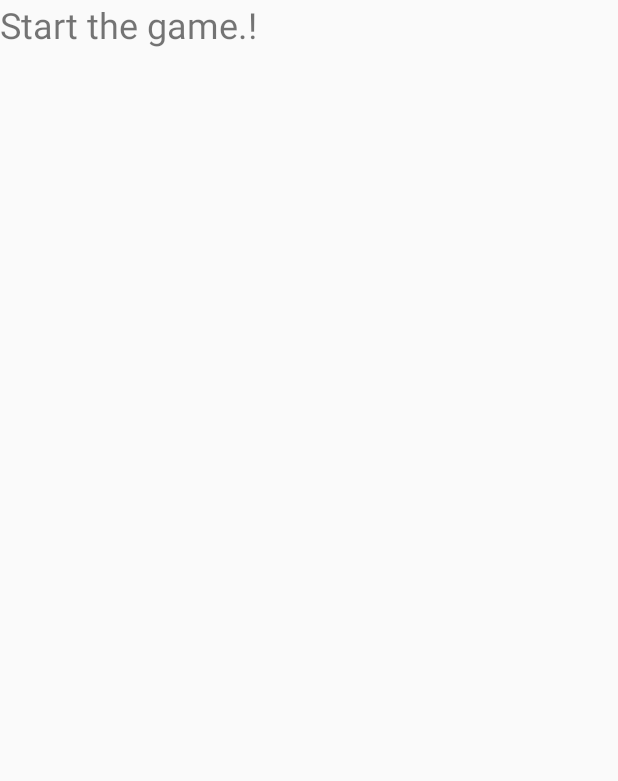
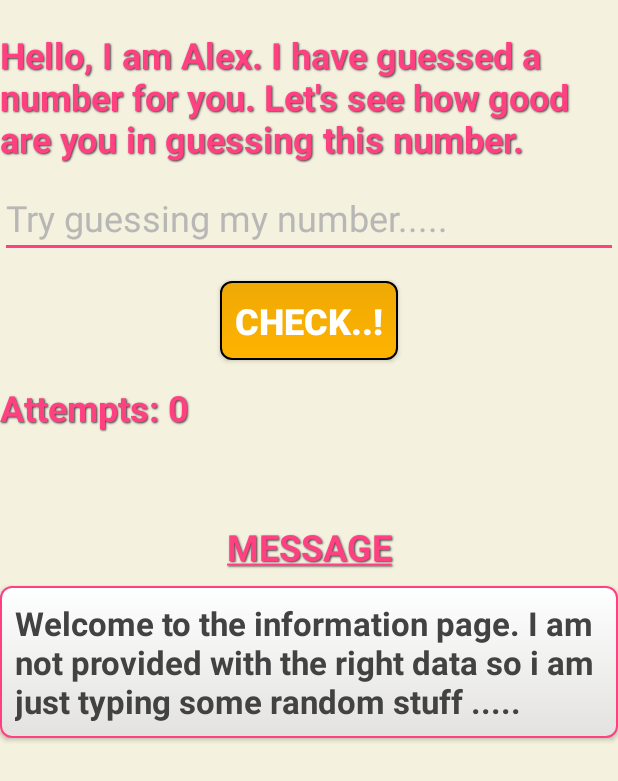
Before and after one commit to JuzerTaher/TheGuessGame, an Android app: the Start screen opened directly, with no data from a screen before it, on a phone screen of 412 x 824 dp. Shown: the top 781 px of the screen. Run offline under Robolectric (Android 15) with nearby library versions, the phone set to English and light mode, and no system bars.

Commit message:
Done with basic model for start button.

```diff
--- a/app/src/main/java/com/example/juzer/dashboard/Start.java
+++ b/app/src/main/java/com/example/juzer/dashboard/Start.java
@@ -1,13 +1,39 @@
 package com.example.juzer.dashboard;
 
+import android.graphics.Paint;
 import android.support.v7.app.AppCompatActivity;
 import android.os.Bundle;
+import android.view.View;
+import android.widget.Button;
+import android.widget.EditText;
+import android.widget.TextView;
 
-public class Start extends AppCompatActivity {
+public class Start extends AppCompatActivity implements View.OnClickListener {
+
+    EditText edtGuess;
+    Button btnCheck;
+    TextView txtMsg;
+    TextView txtAttempt;
+    int counter=0;
 
     @Override
     protected void onCreate(Bundle savedInstanceState) {
         super.onCreate(savedInstanceState);
         setContentView(R.layout.activity_start);
+
+        edtGuess=(EditText) findViewById(R.id.edtGuess);
+        btnCheck=(Button) findViewById(R.id.btnCheck);
+        txtMsg=(TextView) findViewById(R.id.txtMsg);
+        txtAttempt=(TextView) findViewById(R.id.txtAttempt);
+
+        txtMsg.setPaintFlags(txtMsg.getPaintFlags()| Paint.UNDERLINE_TEXT_FLAG);
+        btnCheck.setOnClickListener(Start.this);
     }
+
+    @Override
+    public void onClick(View view) {
+        counter=counter+1;
+        txtAttempt.setText("Attempts: "+counter);
+
+        }
 }
--- /dev/null
+++ b/app/src/main/res/drawable/message_box.xml
@@ -0,0 +1,37 @@
+<?xml version="1.0" encoding="UTF-8"?>
+<selector xmlns:android="http://schemas.android.com/apk/res/android">
+    <item android:state_pressed="true" >
+        <shape>
+            <solid
+                android:color="#feffff" />
+            <stroke
+                android:width="1dp"
+                android:color="@color/colorAccent" />
+            <corners
+                android:radius="7dp" />
+            <padding
+                android:left="10dp"
+                android:top="10dp"
+                android:right="10dp"
+                android:bottom="10dp" />
+        </shape>
+    </item>
+    <item>
+        <shape>
+            <gradient
+                android:startColor="#feffff"
+                android:endColor="#e3e2e0"
+                android:angle="270" />
+            <stroke
+                android:width="1dp"
+                android:color="@color/colorAccent" />
+            <corners
+                android:radius="7dp" />
+            <padding
+                android:left="10dp"
+                android:top="10dp"
+                android:right="10dp"
+                android:bottom="10dp" />
+        </shape>
+    </item>
+</selector>
--- a/app/src/main/res/layout/activity_about.xml
+++ b/app/src/main/res/layout/activity_about.xml
@@ -28,10 +28,14 @@
                     android:layout_marginRight="40dp"
                     android:layout_marginTop="20dp"
                     android:background="@drawable/button_pressed"
-                    android:elevation="10dp"
+                    android:elevation="3dp"
                     android:text="This is where you will find the information for your app. Folow the instructions properly."
                     android:textColor="@color/white"
                     android:textSize="24dp"
+                    android:shadowColor="@color/cardview_dark_background"
+                    android:shadowRadius="3"
+                    android:shadowDx="3"
+                    android:shadowDy="3"
                     android:textStyle="bold" />
 
                 <android.support.v4.widget.Space
@@ -45,10 +49,14 @@
                     android:layout_marginRight="10dp"
                     android:layout_marginTop="20dp"
                     android:background="@drawable/button_pressed"
-                    android:elevation="10dp"
+                    android:elevation="3dp"
                     android:text="Welcome to the information page. I am not provided with the right data so i am just typing some random stuff ....."
                     android:textColor="@color/white"
                     android:textSize="24dp"
+                    android:shadowColor="@color/cardview_dark_background"
+                    android:shadowRadius="3"
+                    android:shadowDx="3"
+                    android:shadowDy="3"
                     android:textStyle="bold" />
 
                 <android.support.v4.widget.Space
@@ -62,10 +70,14 @@
                     android:layout_marginRight="40dp"
                     android:layout_marginTop="20dp"
                     android:background="@drawable/button_pressed"
-                    android:elevation="10dp"
+                    android:elevation="3dp"
                     android:text="This is where you will find the information for your app. Folow the instructions properly."
                     android:textColor="@color/white"
                     android:textSize="24dp"
+                    android:shadowColor="@color/cardview_dark_background"
+                    android:shadowRadius="3"
+                    android:shadowDx="3"
+                    android:shadowDy="3"
                     android:textStyle="bold" />
 
                 <android.support.v4.widget.Space
@@ -79,11 +91,15 @@
                     android:layout_marginRight="10dp"
                     android:layout_marginTop="20dp"
                     android:background="@drawable/button_pressed"
-                    android:elevation="10dp"
+                    android:elevation="3dp"
                     android:text="Welcome to the information page. I am not provided with the right data so i am just typing some random stuff ....."
                     android:textColor="@color/white"
                     android:textSize="24dp"
-                    android:textStyle="bold" />
+                    android:textStyle="bold"
+                    android:shadowColor="@color/cardview_dark_background"
+                    android:shadowRadius="3"
+                    android:shadowDx="3"
+                    android:shadowDy="3"/>
 
                 <android.support.v4.widget.Space
                     android:layout_width="match_parent"
@@ -104,6 +120,10 @@
                         android:text="BACK"
                         android:textSize="24dp"
                         android:textStyle="bold"
+                        android:shadowColor="@color/cardview_dark_background"
+                        android:shadowRadius="3"
+                        android:shadowDx="3"
+                        android:shadowDy="3"
                         android:textColor="@color/white"
                         android:background="@drawable/about_text1"/>
 
@@ -115,6 +135,10 @@
                         android:id="@+id/btnProceed"
                         android:elevation="5dp"
                         android:text="PROCEED "
+                        android:shadowColor="@color/cardview_dark_background"
+                        android:shadowRadius="3"
+                        android:shadowDx="3"
+                        android:shadowDy="3"
                         android:textColor="@color/white"
                         android:textSize="24dp"
                         android:background="@drawable/about_text3"
--- a/app/src/main/res/layout/activity_start.xml
+++ b/app/src/main/res/layout/activity_start.xml
@@ -1,15 +1,121 @@
 <?xml version="1.0" encoding="utf-8"?>
-<android.support.constraint.ConstraintLayout xmlns:android="http://schemas.android.com/apk/res/android"
+<RelativeLayout xmlns:android="http://schemas.android.com/apk/res/android"
     xmlns:app="http://schemas.android.com/apk/res-auto"
     xmlns:tools="http://schemas.android.com/tools"
     android:layout_width="match_parent"
     android:layout_height="match_parent"
+    android:background="@color/colorBackground"
     tools:context=".Start">
 
-    <TextView
-        android:layout_width="wrap_content"
-        android:layout_height="wrap_content"
-        android:text="Start the game.!"
-        android:textSize="24dp"/>
+    <LinearLayout
+        android:layout_width="match_parent"
+        android:layout_height="match_parent"
+        android:orientation="vertical">
 
-</android.support.constraint.ConstraintLayout>
+        <android.support.v4.widget.Space
+            android:layout_width="match_parent"
+            android:layout_height="20dp" />
+
+        <TextView
+            android:layout_width="match_parent"
+            android:layout_height="wrap_content"
+            android:text="Hello, I am Alex. I have guessed a number for you. Let's see how good are you in guessing this number."
+            android:textColor="@color/colorAccent"
+            android:textSize="24dp"
+            android:textStyle="bold"
+            android:shadowColor="@color/cardview_dark_background"
+            android:shadowRadius="1"
+            android:shadowDx="1"
+            android:shadowDy="1"
+            />
+
+        <android.support.v4.widget.Space
+            android:layout_width="match_parent"
+            android:layout_height="10dp" />
+
+        <EditText
+            android:id="@+id/edtGuess"
+            android:layout_width="match_parent"
+            android:layout_height="wrap_content"
+            android:ems="10"
+            android:textSize="24dp"
+            android:hint="Try guessing my number....."
+            android:inputType="numberSigned"
+            android:textColorHighlight="@color/colorPrimary"
+            android:textColorHint="#FFB8B7B6"
+            android:textStyle="normal" />
+
+        <android.support.v4.widget.Space
+            android:layout_width="match_parent"
+            android:layout_height="10dp" />
+
+        <Button
+            android:layout_width="wrap_content"
+            android:layout_height="wrap_content"
+            android:layout_margin="5dp"
+            android:id="@+id/btnCheck"
+            android:elevation="10dp"
+            android:text="CHECK..!"
+            android:textSize="24dp"
+            android:textStyle="bold"
+            android:layout_gravity="center"
+            android:textColor="@color/white"
+            android:background="@drawable/about_text3"/>
+
+        <android.support.v4.widget.Space
+            android:layout_width="match_parent"
+            android:layout_height="10dp" />
+
+
+        <TextView
+            android:id="@+id/txtAttempt"
+            android:layout_width="match_parent"
+            android:layout_height="wrap_content"
+            android:text="Attempts: 0"
+            android:textColor="@color/colorAccent"
+            android:textSize="24dp"
+            android:textStyle="bold"
+            android:shadowColor="@color/cardview_dark_background"
+            android:shadowRadius="1"
+            android:shadowDx="1"
+            android:shadowDy="1"
+            />
+
+        <android.support.v4.widget.Space
+            android:layout_width="match_parent"
+            android:layout_height="60dp" />
+
+        <TextView
+            android:layout_width="match_parent"
+            android:layout_height="wrap_content"
+            android:text="MESSAGE"
+            android:id="@+id/txtMsg"
+            android:gravity="center"
+            android:textColor="@color/colorAccent"
+            android:textSize="24dp"
+            android:textStyle="bold"
+            android:shadowColor="@color/cardview_dark_background"
+            android:shadowRadius="1"
+            android:shadowDx="1"
+            android:shadowDy="1"
+            />
+
+        <android.support.v4.widget.Space
+            android:layout_width="match_parent"
+            android:layout_height="10dp" />
+
+        <TextView
+            android:layout_width="wrap_content"
+            android:layout_height="wrap_content"
+            android:text="Welcome to the information page. I am not provided with the right data so i am just typing some random stuff ....."
+            android:textColor="@color/cardview_dark_background"
+            android:textSize="22dp"
+            android:textStyle="bold"
+            android:elevation="2dp"
+            android:background="@drawable/message_box"/>
+
+
+    </LinearLayout>
+
+
+</RelativeLayout>
```
